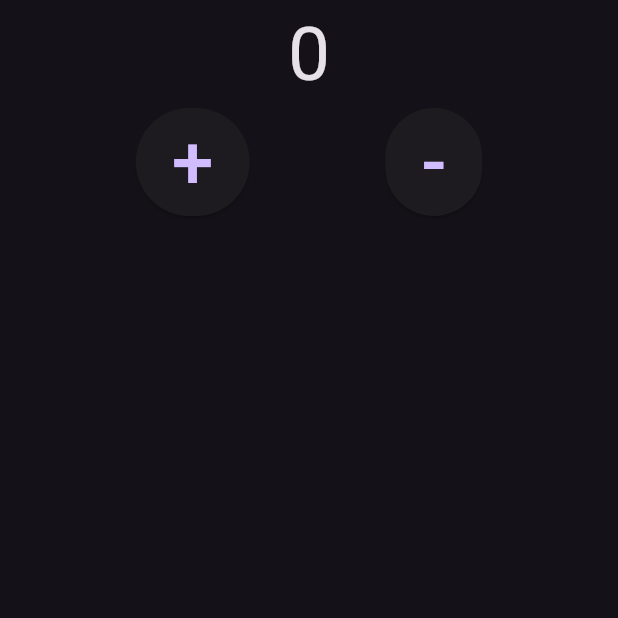
After one commit to mahabubulhasibshawon/riverpod_tutorial, a Flutter app: the screen it shows after launch, on a phone screen of 412 x 824 dp, the top half of it. The commit adds this screen. Run offline on Flutter 3.47's test engine with Material 3 defaults, Android fonts, the phone set to English and light mode, and no system bars; our stand-ins replace flutter_riverpod.

Commit message:
counter_screen_stateful

```diff
--- /dev/null
+++ b/lib/counter_screen.dart
@@ -0,0 +1,40 @@
+import 'package:flutter/material.dart';
+import 'package:flutter_riverpod/flutter_riverpod.dart';
+
+final counter = StateProvider((ref) {
+  return 0;
+});
+
+class CounterScreen extends ConsumerStatefulWidget {
+  const CounterScreen({super.key});
+
+  @override
+  ConsumerState<CounterScreen> createState() => _CounterScreenState();
+}
+
+class _CounterScreenState extends ConsumerState<CounterScreen> {
+  @override
+  Widget build(BuildContext context) {
+    return Scaffold(
+      body: Column(
+        children: [
+          Consumer(builder: (context, ref, child) {
+            final count = ref.watch(counter);
+            return Center(child: Text(count.toString(), style: TextStyle(fontSize: 50),),);
+          }),
+          Row(
+            mainAxisAlignment: MainAxisAlignment.spaceEvenly,
+            children: [
+              ElevatedButton(onPressed: () {
+                ref.read(counter.notifier).state ++;
+              }, child: Text('+', style: TextStyle(fontSize: 50),)),
+              ElevatedButton(onPressed: () {
+                ref.read(counter.notifier).state --;
+              }, child: Text('-', style: TextStyle(fontSize: 50),))
+            ],
+          )
+        ],
+      ),
+    );
+  }
+}
--- a/lib/main.dart
+++ b/lib/main.dart
@@ -1,5 +1,6 @@
 import 'package:flutter/material.dart';
 import 'package:flutter_riverpod/flutter_riverpod.dart';
+import 'package:riverpod_tutorial/counter_screen.dart';
 import 'package:riverpod_tutorial/home_screen.dart';
 
 void main() {
@@ -14,7 +15,7 @@ class MyApp extends StatelessWidget {
     return ProviderScope(
       child: MaterialApp(
         theme: ThemeData.dark(),
-        home: HomeScreen(),
+        home: CounterScreen(),
       ),
     );
   }
```
